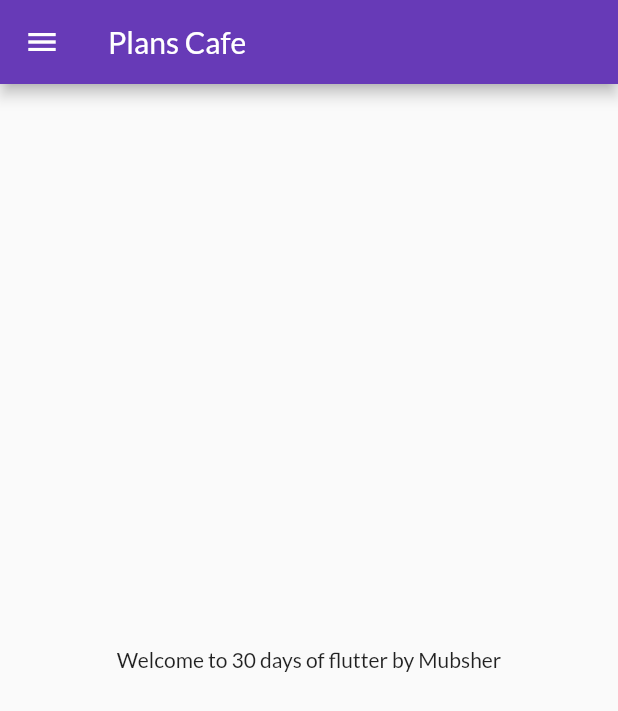
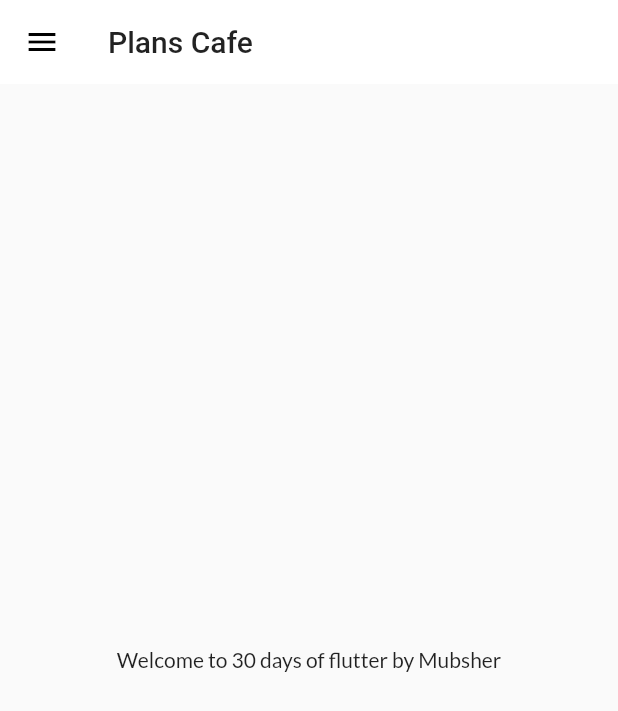
Before and after one commit to MuhammadMubsherSaeed/30DaysofFflutter, a Flutter app: the screen it shows after launch, on a phone screen of 412 x 824 dp. Shown: the top 711 px of the screen. Run offline on Flutter 3.47's test engine with Material 2 defaults, Android fonts, the phone set to English and light mode, and no system bars; our stand-ins replace google_fonts.

Commit message:
Themes Extracted

```diff
--- a/lib/main.dart
+++ b/lib/main.dart
@@ -1,8 +1,8 @@
 import 'package:first_app/pages/home_page.dart';
 import 'package:first_app/pages/login_page.dart';
 import 'package:first_app/utilis/routes.dart';
+import 'package:first_app/widgets/themes.dart';
 import 'package:flutter/material.dart';
-import 'package:google_fonts/google_fonts.dart';
 
 void main() {
   runApp(PlantsCafe());
@@ -12,11 +12,9 @@ class PlantsCafe extends StatelessWidget {
   @override
   Widget build(BuildContext context) {
     return MaterialApp(
-      themeMode: ThemeMode.dark,
-      theme: ThemeData(
-        primarySwatch: Colors.deepPurple,
-        fontFamily: GoogleFonts.lato().fontFamily,
-      ),
+      themeMode: ThemeMode.light,
+      theme: MyTheme.ligthTheme(context),
+      darkTheme: MyTheme.darkTheme(context),
       debugShowCheckedModeBanner: false,
       initialRoute: MyRoutes.homeRoute,
       routes: {
--- /dev/null
+++ b/lib/widgets/themes.dart
@@ -0,0 +1,20 @@
+import 'package:flutter/material.dart';
+import 'package:google_fonts/google_fonts.dart';
+
+class MyTheme {
+  static ThemeData ligthTheme(BuildContext context) => ThemeData(
+      primarySwatch: Colors.deepPurple,
+      fontFamily: GoogleFonts.lato().fontFamily,
+      appBarTheme: AppBarTheme(
+        color: Colors.white,
+        elevation: 0.0,
+        iconTheme: IconThemeData(
+          color: Colors.black,
+        ),
+        textTheme: Theme.of(context).textTheme,
+      ));
+
+      static ThemeData darkTheme(BuildContext context) => ThemeData(
+          brightness: Brightness.dark,
+    );
+}
```
